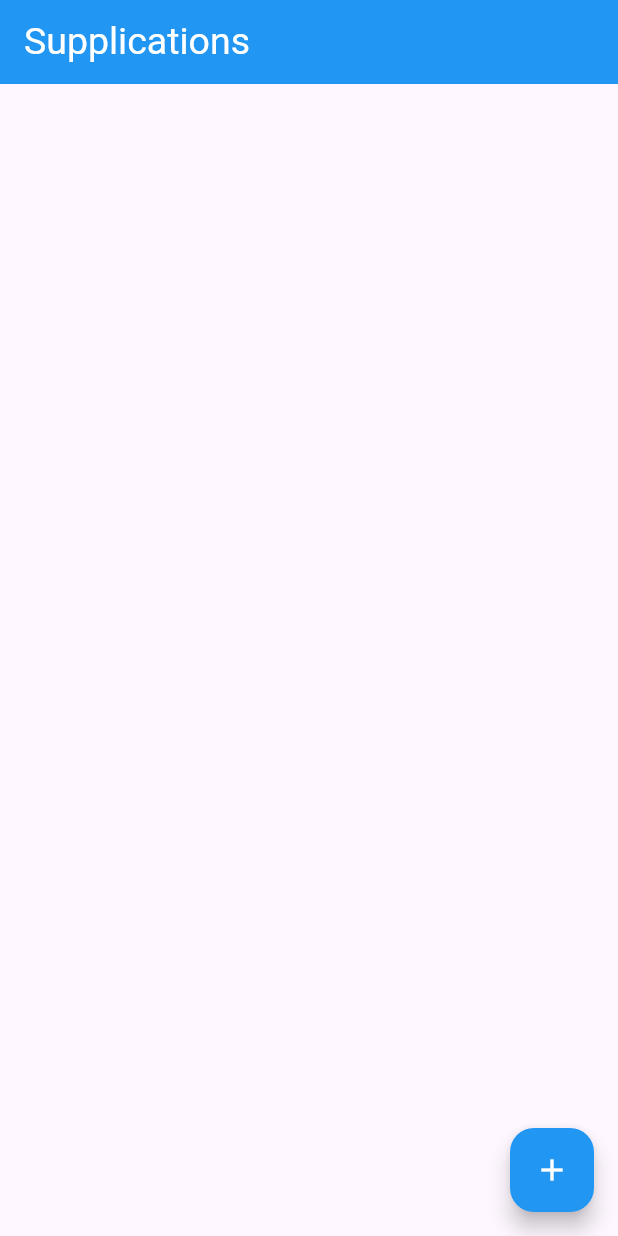
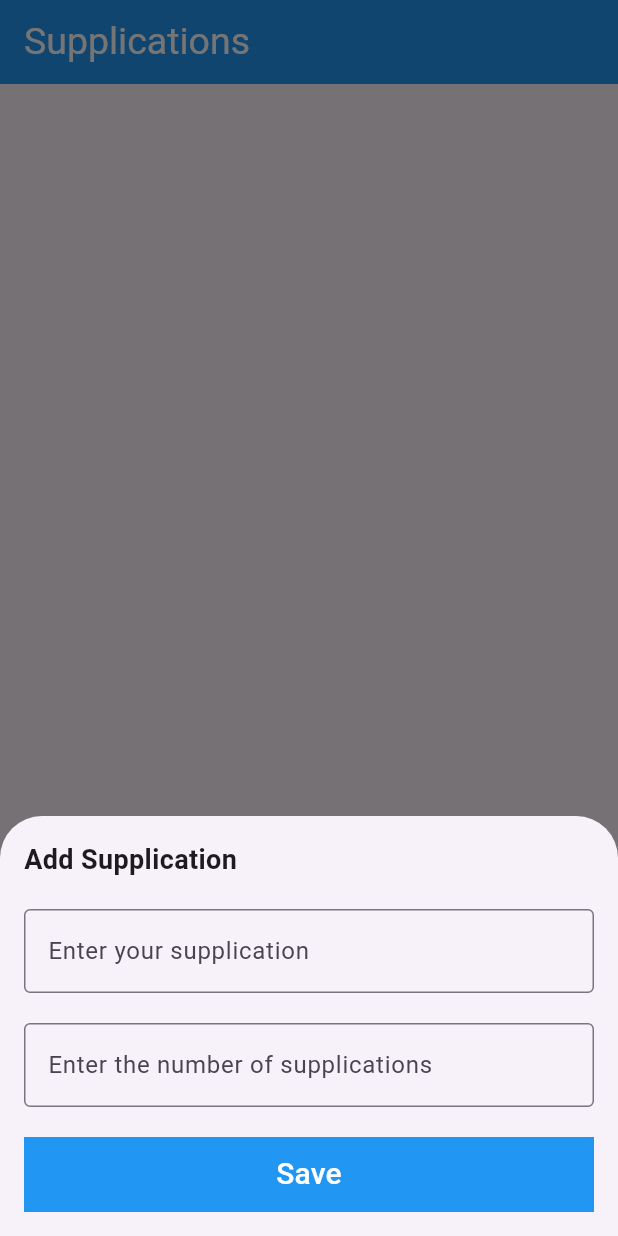
Before and after one commit to OmarMushtaha2020/Supplications-App, a Flutter app: the screen it shows after launch, after a tap on the "add" icon, on a phone screen of 412 x 824 dp. Run offline on Flutter 3.47's test engine with Material 3 defaults, Android fonts, the phone set to English and light mode, and no system bars; our stand-ins replace flutter_bloc.

Commit message:
make the ui of SupplicationsScreen

```diff
--- a/lib/modules/supplications_screen.dart
+++ b/lib/modules/supplications_screen.dart
@@ -1,25 +1,89 @@
-
 import 'package:flutter/material.dart';
 
 class SupplicationsScreen extends StatelessWidget {
-  const SupplicationsScreen ({super.key});
+  const SupplicationsScreen({super.key});
 
   @override
   Widget build(BuildContext context) {
     return Scaffold(
-      floatingActionButton: FloatingActionButton(onPressed: (){
+      floatingActionButton: FloatingActionButton(
+        onPressed: () {
+          showModalBottomSheet(
+            context: context,
+            builder: (BuildContext context) {
+              return Container(
+                padding: EdgeInsets.all(16.0),
+                child: Column(
+                  mainAxisSize: MainAxisSize.min,
+                  crossAxisAlignment: CrossAxisAlignment.start,
+                  children: [
+                    Text(
+                      "Add Supplication",
+                      style: TextStyle(
+                        fontSize: 18,
+                        fontWeight: FontWeight.bold,
+                      ),
+                    ),
+                    SizedBox(height: 20),
+                    TextField(
+                      decoration: InputDecoration(
+                        border: OutlineInputBorder(),
+                        labelText: 'Enter your supplication',
+                      ),
+                    ),
+                    SizedBox(height: 20),
+                    TextField(
+                      keyboardType: TextInputType.number,
 
-      },child: Icon(Icons.add,color: Colors.white,),backgroundColor: Colors.blue,),
-      appBar: AppBar(
-        title: Text("Supplications",style: TextStyle(
+                      decoration: InputDecoration(
+                        border: OutlineInputBorder(),
+                        labelText: 'Enter the number of supplications',
+
+                      ),
+                    ),
+
+                    SizedBox(height: 20,),
+                    Container(
+                      width: double.infinity,
+                      height: 50,
+                      color: Colors.blue,
+
+                      child: MaterialButton(
+                        onPressed: () {
+                          // Add your save logic here
+                          Navigator.pop(context); // Close the modal sheet
+                        },
+                        child: Text('Save',style: TextStyle(
+                          color: Colors.white,
+                          fontSize: 20
+                        ),),
+                      ),
+                    ),
+                  ],
+                ),
+              );
+            },
+          );
+        },
+        child: Icon(
+          Icons.add,
           color: Colors.white,
-          fontSize: 25,
-        ),),
+        ),
         backgroundColor: Colors.blue,
       ),
-      body: Column(children: [
-
-      ],),
+      appBar: AppBar(
+        title: Text(
+          "Supplications",
+          style: TextStyle(
+            color: Colors.white,
+            fontSize: 25,
+          ),
+        ),
+        backgroundColor: Colors.blue,
+      ),
+      body: Column(
+        children: [],
+      ),
     );
   }
 }
```
